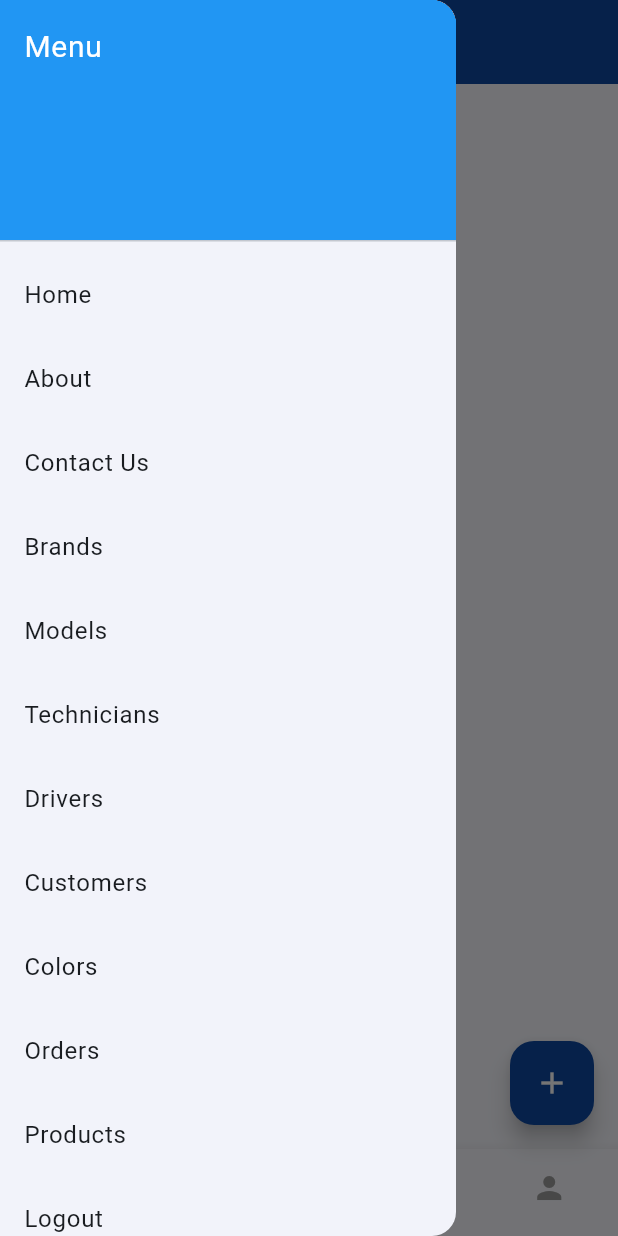
After one commit to engbasel/Door-To-Door-APP, a Flutter app: the MainScreen screen opened directly, with the side drawer open, on a phone screen of 412 x 824 dp. The commit adds this screen. Run offline on Flutter 3.47's test engine with Material 3 defaults, Android fonts, the light colour scheme and no system bars.

Commit message:
`Added new screens and updated routes for DoorToDoorApp`

```diff
--- a/lib/core/constens.dart
+++ b/lib/core/constens.dart
@@ -4,6 +4,7 @@ class RoutesClass {
   static const String login = 'login';
   static const String signUp = 'sign_up';
   static const String logout = 'logout';
+  static const String onboardingView = 'onboardingView';
 
   // Additional common screens
   static const String profile = 'profile';
--- /dev/null
+++ b/lib/core/widgets/CustomBottomNavigationBar.dart
@@ -0,0 +1,30 @@
+// =================== Custom Bottom Navigation Bar ===================
+import 'package:flutter/material.dart';
+
+class CustomBottomNavigationBar extends StatelessWidget {
+  final int currentIndex;
+  final ValueChanged<int> onItemTapped;
+
+  const CustomBottomNavigationBar({
+    super.key,
+    required this.currentIndex,
+    required this.onItemTapped,
+  });
+
+  @override
+  Widget build(BuildContext context) {
+    return BottomNavigationBar(
+      items: const [
+        BottomNavigationBarItem(icon: Icon(Icons.home), label: 'Home'),
+        BottomNavigationBarItem(icon: Icon(Icons.car_rental), label: 'Brands'),
+        BottomNavigationBarItem(
+            icon: Icon(Icons.shopping_cart), label: 'Orders'),
+        BottomNavigationBarItem(icon: Icon(Icons.person), label: 'Profile'),
+      ],
+      currentIndex: currentIndex,
+      selectedItemColor: Colors.blue.shade900,
+      unselectedItemColor: Colors.grey,
+      onTap: onItemTapped,
+    );
+  }
+}
--- /dev/null
+++ b/lib/core/widgets/CustomDrawer.dart
@@ -0,0 +1,35 @@
+// =================== Custom Drawer ===================
+import 'package:carsapp/core/widgets/DrawerMenuItem.dart';
+import 'package:flutter/material.dart';
+
+class CustomDrawer extends StatelessWidget {
+  const CustomDrawer({super.key});
+
+  @override
+  Widget build(BuildContext context) {
+    return Drawer(
+      child: ListView(
+        padding: EdgeInsets.zero,
+        children: const [
+          DrawerHeader(
+            decoration: BoxDecoration(color: Colors.blue),
+            child: Text('Menu',
+                style: TextStyle(color: Colors.white, fontSize: 20)),
+          ),
+          DrawerMenuItem(title: 'Home'),
+          DrawerMenuItem(title: 'About'),
+          DrawerMenuItem(title: 'Contact Us'),
+          DrawerMenuItem(title: 'Brands'),
+          DrawerMenuItem(title: 'Models'),
+          DrawerMenuItem(title: 'Technicians'),
+          DrawerMenuItem(title: 'Drivers'),
+          DrawerMenuItem(title: 'Customers'),
+          DrawerMenuItem(title: 'Colors'),
+          DrawerMenuItem(title: 'Orders'),
+          DrawerMenuItem(title: 'Products'),
+          DrawerMenuItem(title: 'Logout'),
+        ],
+      ),
+    );
+  }
+}
--- /dev/null
+++ b/lib/core/widgets/DrawerMenuItem.dart
@@ -0,0 +1,18 @@
+// =================== Drawer Menu Item ===================
+import 'package:flutter/material.dart';
+
+class DrawerMenuItem extends StatelessWidget {
+  final String title;
+
+  const DrawerMenuItem({super.key, required this.title});
+
+  @override
+  Widget build(BuildContext context) {
+    return ListTile(
+      title: Text(title),
+      onTap: () {
+        Navigator.pop(context);
+      },
+    );
+  }
+}
--- /dev/null
+++ b/lib/core/widgets/MainScreen.dart
@@ -0,0 +1,59 @@
+import 'package:carsapp/core/widgets/CustomBottomNavigationBar.dart';
+import 'package:carsapp/core/widgets/CustomDrawer.dart';
+import 'package:carsapp/features/Brands/presention/views/BrandsScreen.dart';
+import 'package:carsapp/features/Orders/presention/views/OrdersScreen.dart';
+import 'package:carsapp/features/Profile/presention/view/ProfileScreen.dart';
+import 'package:carsapp/features/home/presention/home_viwe.dart';
+import 'package:flutter/material.dart';
+
+class MainScreen extends StatefulWidget {
+  const MainScreen({super.key});
+
+  @override
+  _MainScreenState createState() => _MainScreenState();
+}
+
+class _MainScreenState extends State<MainScreen> {
+  int _selectedIndex = 0;
+
+  final List<Widget> _pages = [
+    const HomeView(),
+    const BrandsScreen(),
+    const OrdersScreen(),
+    const ProfileScreen(),
+  ];
+
+  void _onItemTapped(int index) {
+    setState(() {
+      _selectedIndex = index;
+    });
+  }
+
+  @override
+  Widget build(BuildContext context) {
+    return Scaffold(
+      appBar: AppBar(
+        title: const Text('DoorToDoor'),
+        backgroundColor: Colors.blue.shade900,
+      ),
+      drawer: const CustomDrawer(),
+      body: _pages[_selectedIndex],
+      bottomNavigationBar: CustomBottomNavigationBar(
+        currentIndex: _selectedIndex,
+        onItemTapped: _onItemTapped,
+      ),
+      floatingActionButton: FloatingActionButton(
+        onPressed: () {
+          ScaffoldMessenger.of(context).showSnackBar(
+            SnackBar(
+              content: Text(
+                  'Add new data for ${_pages[_selectedIndex].runtimeType}'),
+            ),
+          );
+        },
+        backgroundColor: Colors.blue.shade900,
+        child: const Icon(Icons.add, color: Colors.white),
+      ),
+    );
+  }
+}
--- /dev/null
+++ b/lib/features/home/presention/home_viwe.dart
@@ -0,0 +1,12 @@
+// =================== Pages for Bottom Navigation ===================
+import 'package:flutter/material.dart';
+
+class HomeView extends StatelessWidget {
+  const HomeView({super.key});
+
+  @override
+  Widget build(BuildContext context) {
+    return const Center(
+        child: Text('Home Screen', style: TextStyle(fontSize: 22)));
+  }
+}
```
Also changed, not shown: lib/DoorToDoorApp.dart (+146 -13 lines), lib/features/Brands/presention/views/BrandsScreen.dart (added, +11 -0 lines), lib/features/Orders/presention/views/OrdersScreen.dart (added, +11 -0 lines), lib/features/Profile/presention/view/ProfileScreen.dart (added, +11 -0 lines), lib/features/home/presention/homeView.dart (deleted, +0 -146 lines).
